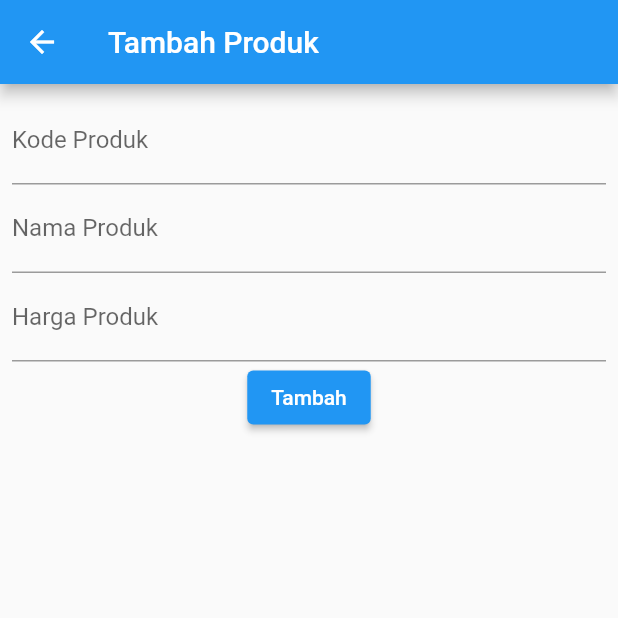
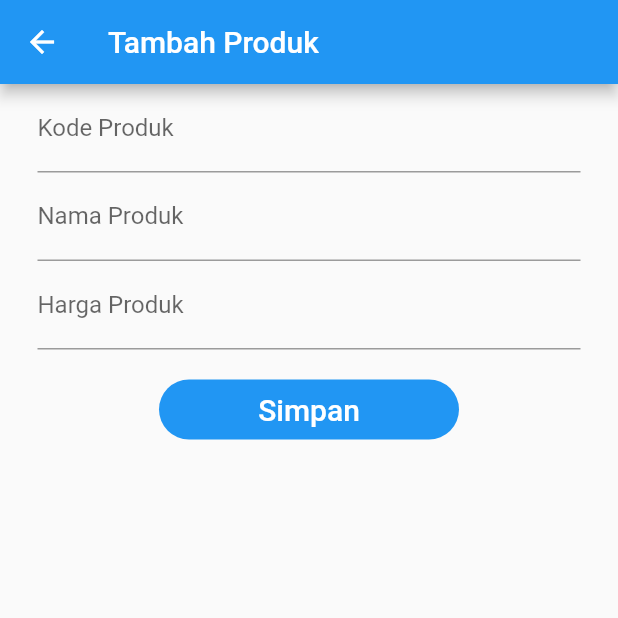
Before and after one commit to chandra-bachtiar/toko_kita, a Flutter app: the ProdukForm screen opened directly, on a phone screen of 412 x 824 dp, the top half of it. Run offline on Flutter 3.47's test engine with Material 2 defaults, Android fonts, the phone set to English and light mode, and no system bars; our stand-ins replace shared_preferences; accounts and stored records are empty.

Commit message:
Refactor padding and button styling in ProdukForm

```diff
--- a/lib/ui/produk_form.dart
+++ b/lib/ui/produk_form.dart
@@ -53,7 +53,7 @@ class _ProdukFormState extends State<ProdukForm> {
       appBar: AppBar(title: Text(judul)),
       body: SingleChildScrollView(
         child: Padding(
-          padding: const EdgeInsets.all(8.0),
+          padding: const EdgeInsets.only(left: 25.0, right: 25.0),
           child: Form(
             key: _formKey,
             child: Column(
@@ -62,6 +62,7 @@ class _ProdukFormState extends State<ProdukForm> {
                 _kodeProdukTextField(),
                 _namaProdukTextField(),
                 _hargaProdukTextField(),
+                const SizedBox(height: 20.0),
                 _buttonSubmit(),
               ],
             ),
@@ -114,8 +115,12 @@ class _ProdukFormState extends State<ProdukForm> {
   }
 
   Widget _buttonSubmit() {
-    return ElevatedButton(
-      child: Text(tombolSubmit),
+    return Container(
+      height: 40,
+      width: 200,
+      decoration: BoxDecoration(
+          color: Colors.blue, borderRadius: BorderRadius.circular(20)),
+      child: TextButton(
         onPressed: () {
           var validate = _formKey.currentState!.validate();
           if (validate) {
@@ -128,6 +133,11 @@ class _ProdukFormState extends State<ProdukForm> {
             }
           }
         },
+        child: const Text(
+          'Simpan',
+          style: TextStyle(color: Colors.white, fontSize: 20),
+        ),
+      ),
     );
   }
 
```
Lines whose indentation alone changed are shown as unchanged.
